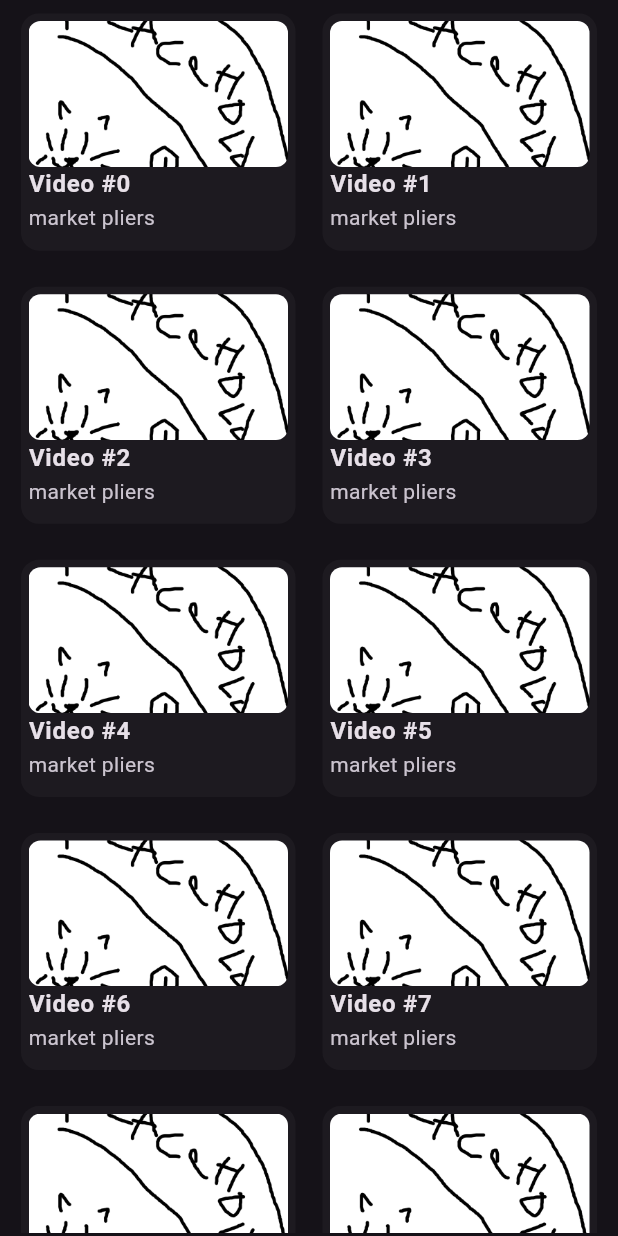
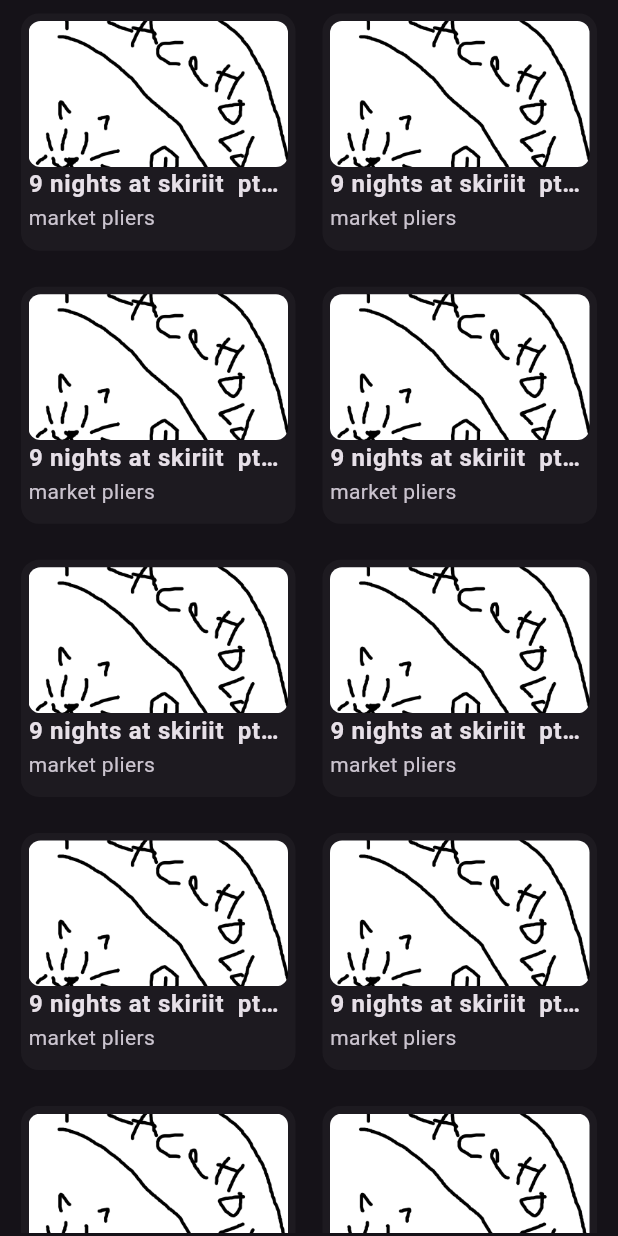
Before and after one commit to NKijpma/abyssvue, a Flutter app: the VideoPage screen opened directly, on a phone screen of 412 x 824 dp. Run offline on Flutter 3.47's test engine with Material 3 defaults, Android fonts, the phone set to English and light mode, and no system bars; our stand-ins replace flutter_svg, just_audio, lucide_icons_flutter, shared_preferences; missing offline and left inert: fvp; accounts and stored records are empty; Roboto replaces fonts that are missing (Jetbrains); statements that could not run were skipped.

Commit message:
dev mode button and made more stuff const and added lazy loading for book.dart and video.dart

```diff
--- a/lib/pages/video.dart
+++ b/lib/pages/video.dart
@@ -12,7 +12,7 @@ class VideoPage extends StatelessWidget {
     return Scaffold(
       body: Padding(
         padding: const EdgeInsets.fromLTRB(10, 5, 10, 2),
-        child: GridView(
+        child: GridView.builder(
           gridDelegate: const SliverGridDelegateWithFixedCrossAxisCount(
             crossAxisCount: 2,
             crossAxisSpacing: 10,
@@ -20,9 +20,10 @@ class VideoPage extends StatelessWidget {
             childAspectRatio: 1.15,
           ),
 
-          children: List.generate(
-            100,
-            (index) => Card(
+          itemCount: 10,
+
+          itemBuilder: (context, index) {
+            return Card(
               elevation: 0,
               color: Theme.of(context).colorScheme.surfaceContainerLow,
               child: Padding(
@@ -41,7 +42,7 @@ class VideoPage extends StatelessWidget {
                       ),
                     ),
                     Text(
-                      "Video #$index",
+                      "9 nights at skiriit  pt#$index +",
                       style: Theme.of(context).textTheme.bodyLarge
                           ?.copyWith(fontWeight: FontWeight.bold),
                       overflow: TextOverflow.ellipsis,
@@ -58,8 +59,8 @@ class VideoPage extends StatelessWidget {
                   ],
                 ),
               ),
-            ),
-          ),
+            );
+          },
         ),
       ),
     );
--- a/lib/theme/theme.dart
+++ b/lib/theme/theme.dart
@@ -24,11 +24,18 @@ ThemeData buildTheme(
     splashColor: colorScheme.onSecondary.withValues(alpha: 0.5),
     highlightColor: colorScheme.onSecondary.withValues(alpha: 0.1),
 
-    appBarTheme: AppBarTheme(
+    appBarTheme: AppBarThemeData(
       elevation: 0,
       scrolledUnderElevation: 0,
-      backgroundColor: colorScheme.surfaceContainer.withValues(alpha: 0.8),
+      backgroundColor: colorScheme.surfaceContainer.withValues(alpha: 0.7),
       foregroundColor: colorScheme.onPrimaryContainer,
+    ),
+
+    snackBarTheme: SnackBarThemeData(
+      elevation: 0,
+      backgroundColor: colorScheme.surfaceContainer.withValues(alpha: 0.7),
+      contentTextStyle: TextStyle(color: colorScheme.onPrimaryContainer),
+      dismissDirection: DismissDirection.horizontal,
     ),
 
     searchViewTheme: SearchViewThemeData(
@@ -45,7 +52,7 @@ ThemeData buildTheme(
 
     navigationBarTheme: NavigationBarThemeData(
       height: 58,
-      backgroundColor: colorScheme.surfaceContainer.withValues(alpha: 0.8),
+      backgroundColor: colorScheme.surfaceContainer.withValues(alpha: 0.7),
       indicatorColor: colorScheme.primaryContainer,
       indicatorShape: RoundedRectangleBorder(
         borderRadius: BorderRadius.circular(23),
@@ -79,14 +86,20 @@ class ThemeConfig {
 const Map<AppThemes, ThemeConfig> themeConfigs = {
   AppThemes.nineAnime: ThemeConfig(Color(0xFF5a2e98)),
 
-  AppThemes.cerulean: ThemeConfig(Color(0xFF008FBE)),
-
-  AppThemes.pollinated: ThemeConfig(
-    Color(0xFFF9D016), // F9D016
+  AppThemes.cerulean: ThemeConfig(
+    Color(0xFF008FBE),
     variant: DynamicSchemeVariant.vibrant,
   ),
 
-  AppThemes.spruce: ThemeConfig(Color(0xFF2E5730)),
+  AppThemes.pollinated: ThemeConfig(
+    Color(0xFFF9D016), // 0xFFF9D016
+    variant: DynamicSchemeVariant.vibrant,
+  ),
+
+  AppThemes.spruce: ThemeConfig(
+    Color(0xFF2E5730),
+    variant: DynamicSchemeVariant.vibrant,
+  ),
 
   AppThemes.vampiric: ThemeConfig(
     Color(0xFFd53c6a),
```
Also changed, not shown: lib/pages/book.dart (+7 -6 lines), lib/shell.dart (+27 -1 lines), 1 other file.
